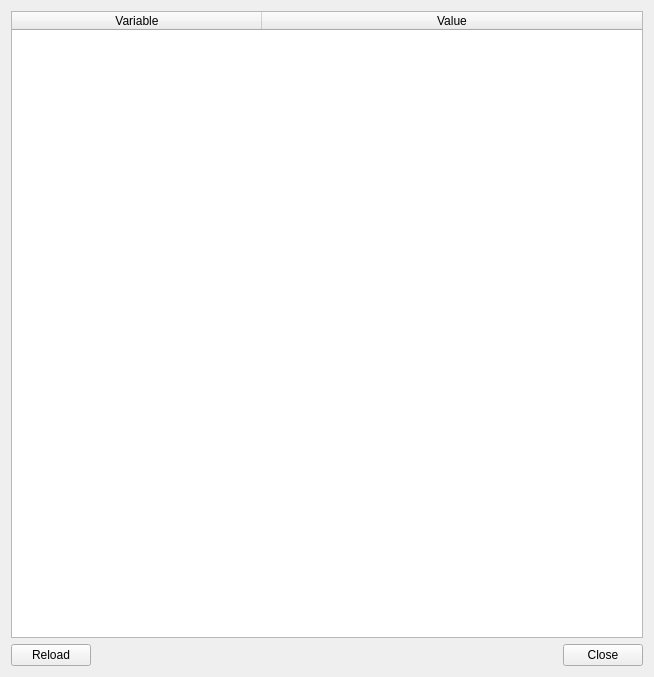
This is scripts/info/variables.ui in Bluscream/pyTSon_plugins as Qt 5 draws it before an edit. The edited form follows.
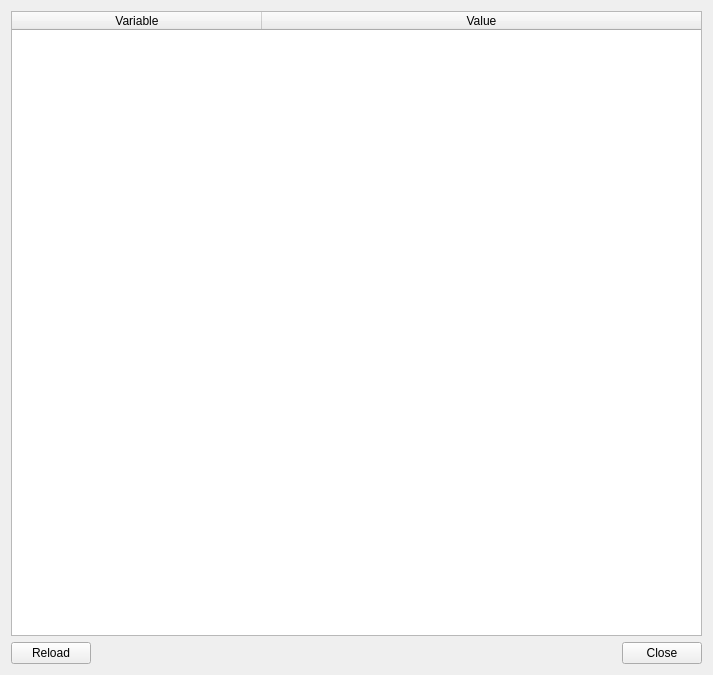
This is the edited form.

```diff
--- a/scripts/info/variables.ui
+++ b/scripts/info/variables.ui
@@ -6,8 +6,8 @@
    <rect>
     <x>0</x>
     <y>0</y>
-    <width>654</width>
-    <height>677</height>
+    <width>713</width>
+    <height>675</height>
    </rect>
   </property>
   <property name="windowTitle">
```
Left out of the diff: 6 changed lines with no effect on the pictures.
